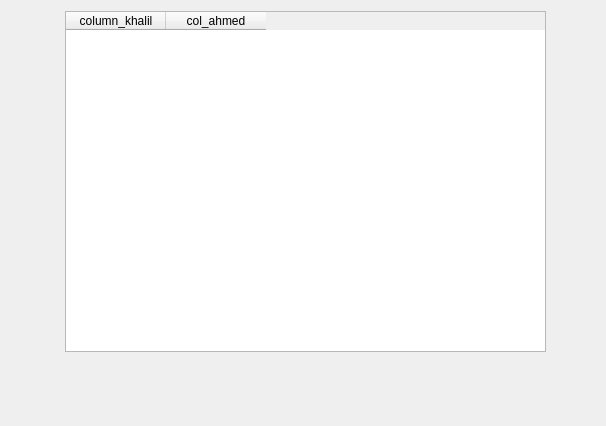
This is etudiant.ui in khalilh2002/Interface-Graphique-pour-gestion-de-departement-Informatique-de-FST as Qt 5 draws it before an edit. The edited form follows.
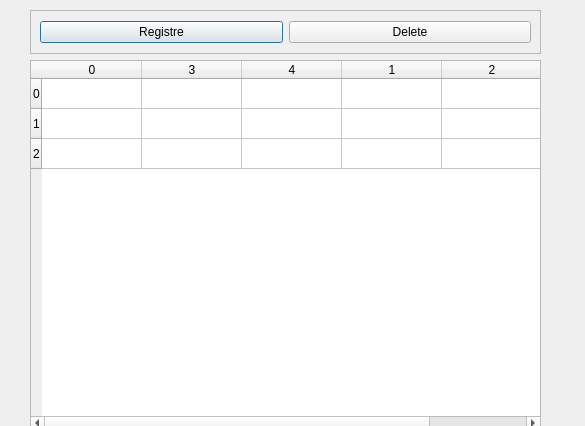
This is the edited form.

Commit message: add table dynamique and delte and registre

Diff of the .ui file:
```diff
--- a/etudiant.ui
+++ b/etudiant.ui
@@ -6,7 +6,7 @@
    <rect>
     <x>0</x>
     <y>0</y>
-    <width>606</width>
+    <width>585</width>
     <height>426</height>
    </rect>
   </property>
@@ -16,22 +16,84 @@
   <widget class="QTableWidget" name="tableWidget">
    <property name="geometry">
     <rect>
-     <x>65</x>
-     <y>11</y>
-     <width>481</width>
-     <height>341</height>
+     <x>30</x>
+     <y>60</y>
+     <width>511</width>
+     <height>371</height>
     </rect>
    </property>
+   <row>
+    <property name="text">
+     <string>0</string>
+    </property>
+   </row>
+   <row>
+    <property name="text">
+     <string>1</string>
+    </property>
+   </row>
+   <row>
+    <property name="text">
+     <string>2</string>
+    </property>
+   </row>
    <column>
     <property name="text">
-     <string>column_khalil</string>
+     <string>0</string>
     </property>
    </column>
    <column>
     <property name="text">
-     <string>col_ahmed</string>
+     <string>3</string>
     </property>
    </column>
+   <column>
+    <property name="text">
+     <string>4</string>
+    </property>
+   </column>
+   <column>
+    <property name="text">
+     <string>1</string>
+    </property>
+   </column>
+   <column>
+    <property name="text">
+     <string>2</string>
+    </property>
+   </column>
+  </widget>
+  <widget class="QFrame" name="frame">
+   <property name="geometry">
+    <rect>
+     <x>30</x>
+     <y>10</y>
+     <width>511</width>
+     <height>44</height>
+    </rect>
+   </property>
+   <property name="frameShape">
+    <enum>QFrame::StyledPanel</enum>
+   </property>
+   <property name="frameShadow">
+    <enum>QFrame::Raised</enum>
+   </property>
+   <layout class="QHBoxLayout" name="horizontalLayout">
+    <item>
+     <widget class="QPushButton" name="pushButton_registre">
+      <property name="text">
+       <string>Registre</string>
+      </property>
+     </widget>
+    </item>
+    <item>
+     <widget class="QPushButton" name="pushButton_delete">
+      <property name="text">
+       <string>Delete</string>
+      </property>
+     </widget>
+    </item>
+   </layout>
   </widget>
  </widget>
  <resources/>
```
The commit also changes 8 other files.
